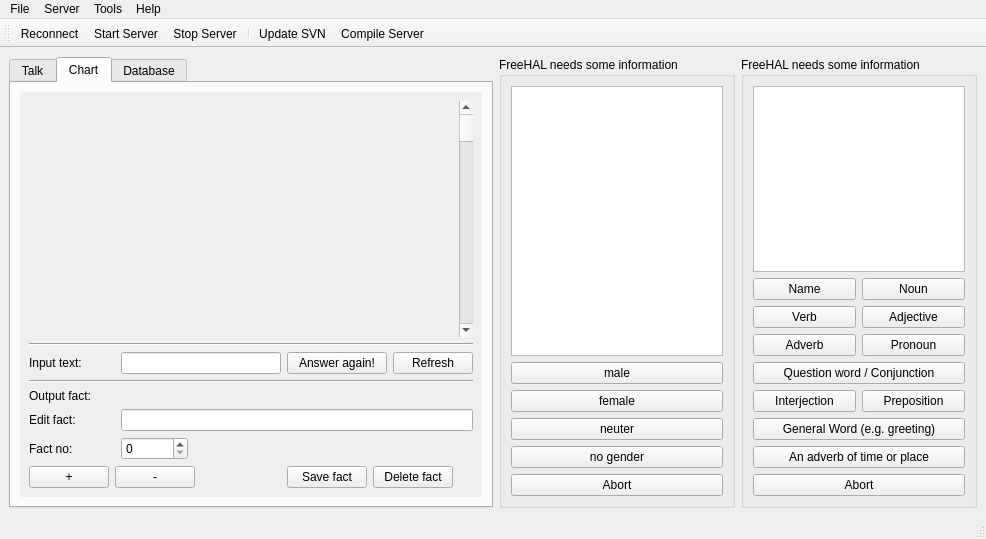
This is hal2009/gui-qt/ui/freehal.ui in leuchtraketen/freehal_main as Qt 5 draws it before an edit. The edited form follows.
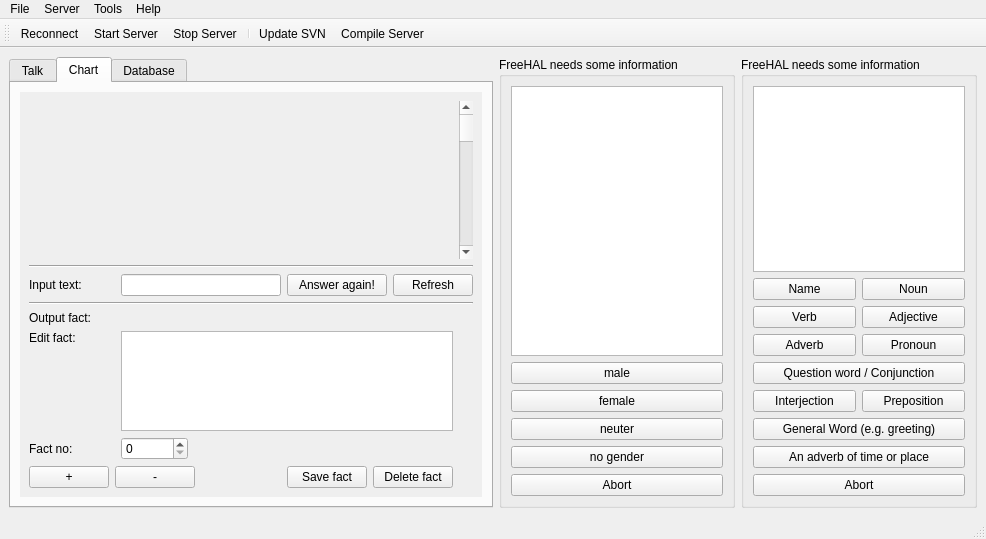
This is the edited form. The open tabs and pages were chosen to show the change. Icons and pictures are not drawn.

The edit to the form file:
```diff
--- a/hal2009/gui-qt/ui/freehal.ui
+++ b/hal2009/gui-qt/ui/freehal.ui
@@ -363,8 +363,8 @@
             <rect>
              <x>0</x>
              <y>0</y>
-             <width>461</width>
-             <height>399</height>
+             <width>493</width>
+             <height>393</height>
             </rect>
            </property>
            <property name="sizePolicy">
@@ -453,11 +453,11 @@
               <property name="text">
                <string>Edit fact:</string>
               </property>
+              <property name="alignment">
+               <set>Qt::AlignLeading|Qt::AlignLeft|Qt::AlignTop</set>
+              </property>
              </widget>
             </item>
-            <item row="5" column="2" colspan="5">
-             <widget class="QLineEdit" name="flowchart_edit"/>
-            </item>
             <item row="6" column="0" colspan="2">
              <widget class="QLabel" name="label">
               <property name="text">
@@ -530,6 +530,22 @@
               </property>
              </widget>
             </item>
+            <item row="5" column="2" colspan="4">
+             <widget class="QTextEdit" name="flowchart_edit">
+              <property name="sizePolicy">
+               <sizepolicy hsizetype="Expanding" vsizetype="Maximum">
+                <horstretch>0</horstretch>
+                <verstretch>0</verstretch>
+               </sizepolicy>
+              </property>
+              <property name="maximumSize">
+               <size>
+                <width>16777215</width>
+                <height>100</height>
+               </size>
+              </property>
+             </widget>
+            </item>
            </layout>
           </widget>
          </widget>
```
Left out of the diff: 6 changed lines with no effect on the pictures.
